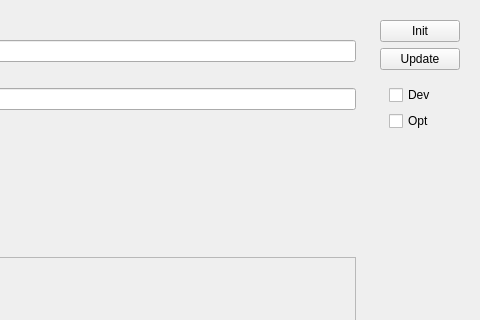
Before: the Qt Designer form uicomponents/BuildMenu.ui in se-sic/VaRA-Tool-Suite, drawn with Qt 5; both pictures show x 160 to 640 and y 0 to 320 of the 640 by 480 pixel window.
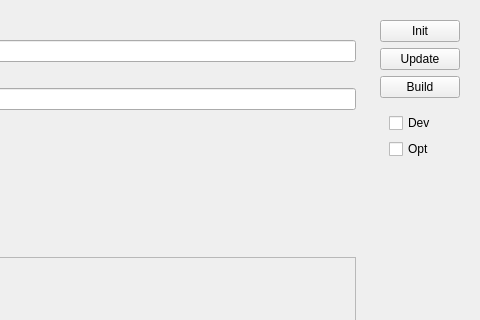
After: the same form once the commit is applied.

Commit message: updated Build window to allow actual building of vara

Patch:
```diff
--- a/uicomponents/BuildMenu.ui
+++ b/uicomponents/BuildMenu.ui
@@ -132,6 +132,13 @@
         </property>
        </widget>
       </item>
+      <item>
+       <widget class="QPushButton" name="buildButton">
+        <property name="text">
+         <string>Build</string>
+        </property>
+       </widget>
+      </item>
       <item>
        <widget class="QWidget" name="widget_3" native="true">
         <layout class="QVBoxLayout" name="verticalLayout_3">
```
The commit also changes 3 other files.
